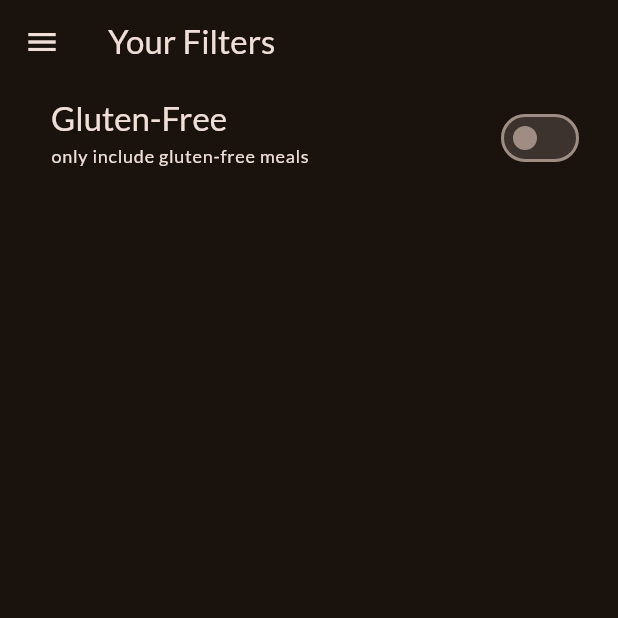
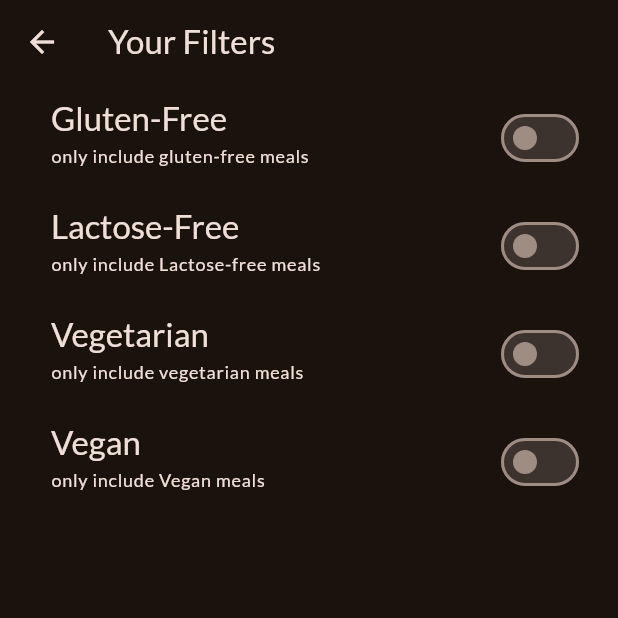
Before and after one commit to Aarushi0010/meals_app, a Flutter app: the FilterScreen screen opened directly, on a phone screen of 412 x 824 dp, the top half of it. Run offline on Flutter 3.47's test engine with Material 3 defaults, Android fonts, the phone set to English and light mode, and no system bars; our stand-ins replace google_fonts.

Commit message:
all filters added

```diff
--- a/lib/screen/filter_screen.dart
+++ b/lib/screen/filter_screen.dart
@@ -1,6 +1,6 @@
 import'package:flutter/material.dart';
-import 'package:meals_app/widgets/main_drawer.dart';
-import 'package:meals_app/screen/tabs.dart';
+// import 'package:meals_app/widgets/main_drawer.dart';
+// import 'package:meals_app/screen/tabs.dart';
 
 class FilterScreen extends StatefulWidget {
   const FilterScreen({super.key});
@@ -14,6 +14,9 @@ class FilterScreen extends StatefulWidget {
   class _FilterScreenState extends State<FilterScreen>{
 
   var _glutenFreeFilterSet = false ;
+  var _lactoseFreeFilterSet = false ;
+  var _vegetarianFilterSet = false ;
+  var _veganFilterSet = false ;
 
   @override
     Widget build(context){
@@ -21,14 +24,14 @@ class FilterScreen extends StatefulWidget {
         appBar: AppBar(
           title: const Text('Your Filters'),
         ),
-        drawer: MainDrawer(
-          onSelectScreen: (identifier){
-            Navigator.of(context).pop();
-            if(identifier=='meals'){
-              Navigator.of(context).push(MaterialPageRoute(builder: (ctx) => const TabScreen()));
-            }
-          },
-        ),
+        // drawer: MainDrawer(
+        //   onSelectScreen: (identifier){
+        //     Navigator.of(context).pop();
+        //     if(identifier=='meals'){
+        //       Navigator.of(context).push(MaterialPageRoute(builder: (ctx) => const TabScreen()));
+        //     }
+        //   },
+        // ),
         body: Column(
           children: [
           SwitchListTile(
@@ -52,8 +55,75 @@ class FilterScreen extends StatefulWidget {
               ),
               activeColor: Theme.of(context).colorScheme.tertiary,
               contentPadding: const EdgeInsets.only(left : 34 , right : 22),
-            )
+            ),
+            SwitchListTile(
+              value: _lactoseFreeFilterSet,
+              onChanged: (isChecked){
+                setState(() {
+                  _lactoseFreeFilterSet= isChecked;
+                });
+              },
+              title: Text(
+                'Lactose-Free' ,
+                style : Theme.of(context).textTheme.titleLarge!.copyWith(
+                  color: Theme.of(context).colorScheme.onBackground,
+                ),
+              ),
+              subtitle: Text(
+                'only include Lactose-free meals',
+                style : Theme.of(context).textTheme.labelMedium!.copyWith(
+                  color: Theme.of(context).colorScheme.onBackground,
+                ),
+              ),
+              activeColor: Theme.of(context).colorScheme.tertiary,
+              contentPadding: const EdgeInsets.only(left : 34 , right : 22),
+            ),
+            SwitchListTile(
+              value: _vegetarianFilterSet,
+              onChanged: (isChecked){
+                setState(() {
+                  _vegetarianFilterSet= isChecked;
+                });
+              },
+              title: Text(
+                'Vegetarian' ,
+                style : Theme.of(context).textTheme.titleLarge!.copyWith(
+                  color: Theme.of(context).colorScheme.onBackground,
+                ),
+              ),
+              subtitle: Text(
+                'only include vegetarian meals',
+                style : Theme.of(context).textTheme.labelMedium!.copyWith(
+                  color: Theme.of(context).colorScheme.onBackground,
+                ),
+              ),
+              activeColor: Theme.of(context).colorScheme.tertiary,
+              contentPadding: const EdgeInsets.only(left : 34 , right : 22),
+            ),
+            SwitchListTile(
+              value: _veganFilterSet,
+              onChanged: (isChecked){
+                setState(() {
+                  _veganFilterSet= isChecked;
+                });
+              },
+              title: Text(
+                'Vegan' ,
+                style : Theme.of(context).textTheme.titleLarge!.copyWith(
+                  color: Theme.of(context).colorScheme.onBackground,
+                ),
+              ),
+              subtitle: Text(
+                'only include Vegan meals',
+                style : Theme.of(context).textTheme.labelMedium!.copyWith(
+                  color: Theme.of(context).colorScheme.onBackground,
+                ),
+              ),
+              activeColor: Theme.of(context).colorScheme.tertiary,
+              contentPadding: const EdgeInsets.only(left : 34 , right : 22),
+            ),
           ],
+
         ),
       );
   }
--- a/lib/screen/tabs.dart
+++ b/lib/screen/tabs.dart
@@ -53,7 +53,8 @@ class TabScreen extends StatefulWidget {
   void _setScreen (String identifier){
     Navigator.of(context).pop();
     if(identifier == 'filters'){
-      Navigator.of(context).push(MaterialPageRoute(builder: (ctx) => const FilterScreen()));
+      Navigator.of(context)
+          .push(MaterialPageRoute(builder: (ctx) => const FilterScreen()));
     }
     else{
       Navigator.of(context).pop();
```
